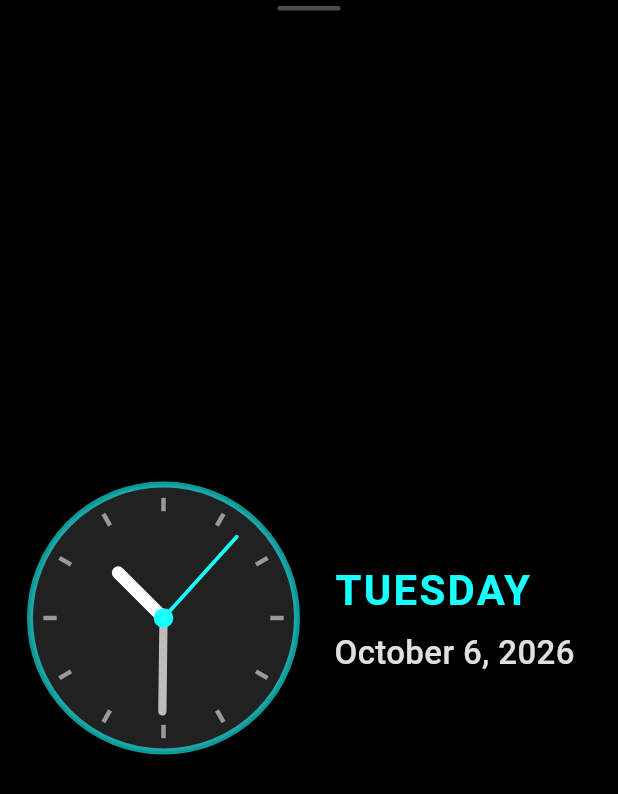
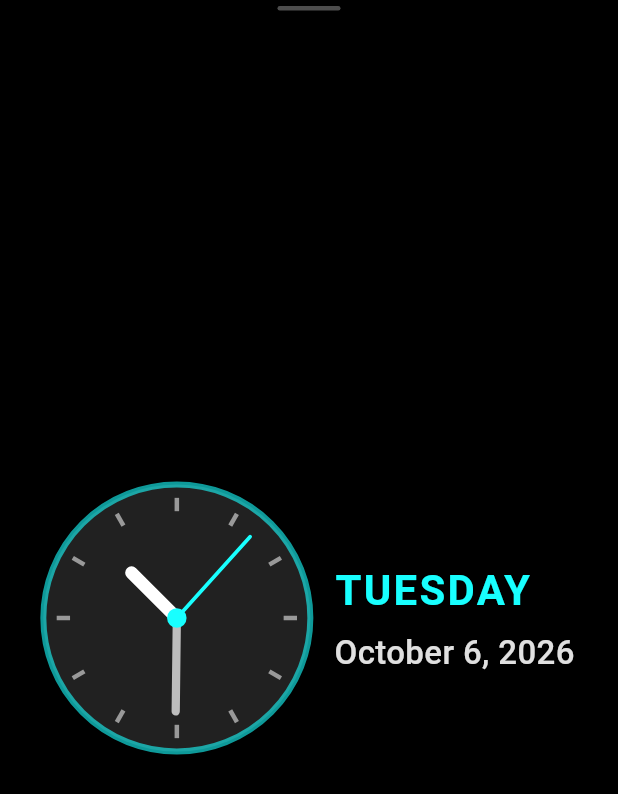
Before and after one commit to mjemborsky/PAL, a Flutter app: the screen it shows after launch, on a phone screen of 412 x 824 dp. Shown: the top 794 px of the screen. Run offline on Flutter 3.47's test engine with Material 3 defaults, Android fonts, the phone set to English and light mode, and no system bars.

Commit message:
clock widget fixes

```diff
--- a/lib/ui/widgets/clock_widget.dart
+++ b/lib/ui/widgets/clock_widget.dart
@@ -37,20 +37,18 @@ class ClockWidget extends StatelessWidget {
   /// Analog Mode: Side-by-Side Row layout with optional calendar on the right
   Widget _buildAnalogLayout(DateTime now) {
     return Row(
-      mainAxisAlignment: MainAxisAlignment.spaceEvenly,
+      mainAxisAlignment: MainAxisAlignment.center,
       crossAxisAlignment: CrossAxisAlignment.center,
       children: [
-        Expanded(
-          child: Center(
-            child: _buildAnalogClockFace(now),
-          ),
+        Flexible(
+          fit: FlexFit.loose,
+          child: _buildAnalogClockFace(now),
         ),
         if (config.showCalendar) ...[
           const SizedBox(width: 16),
-          Expanded(
-            child: Center(
-              child: _buildCalendarDisplay(now, isStacked: false),
-            ),
+          Flexible(
+            fit: FlexFit.loose,
+            child: _buildCalendarDisplay(now, isStacked: false),
           ),
         ],
       ],
```
Also changed, not shown: lib/ui/settings/main_settings_widget.dart (+87 -22 lines).
